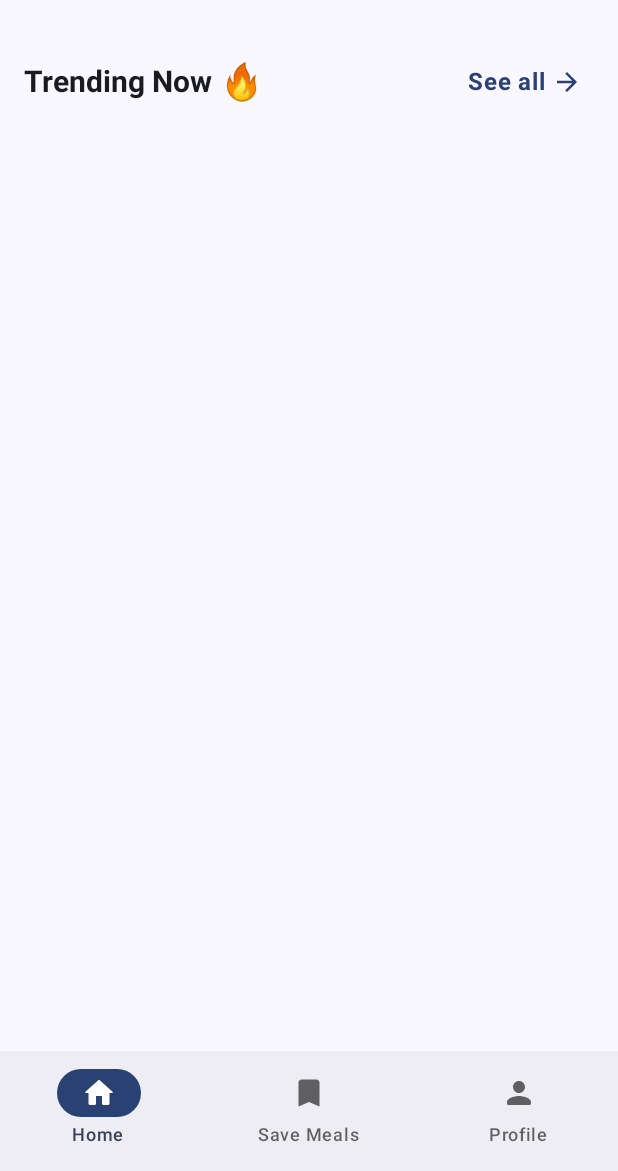
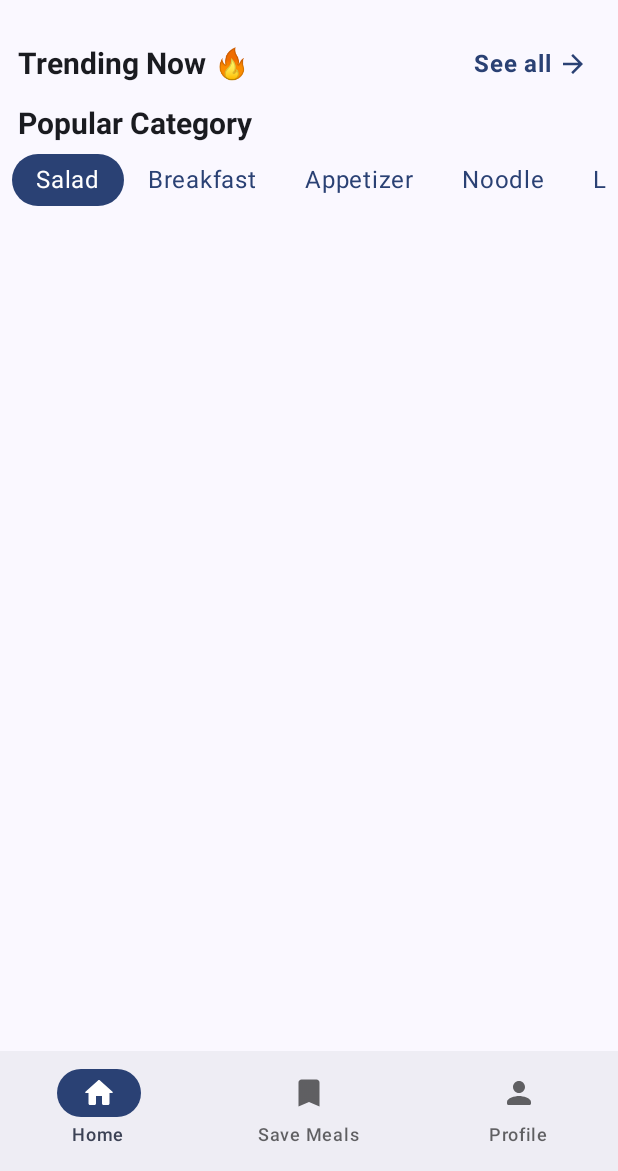
Before and after one commit to tawhidmonowar/SEEFood, an Android app built with Jetpack Compose: the HomeNavigation screen opened through its navigation route, on a phone screen of 412 x 824 dp, the part 65-1236 px from its top. Run offline under Robolectric (Android 15) with nearby library versions, the light colour scheme and no system bars; our stand-ins replace Firebase (no records; nobody signed in at launch, a user with empty details on screens opened directly); 1 statement that could not run was skipped.

Commit message:
Refactor HomeScreen with Feed grid and new components
Replaces the previous LazyColumn-based HomeScreen with a modular Feed grid system, introducing new components for category selection, feed titles, and meal grid items. Adds Feed, FeedScopeImpl, FeedTitle, CategoryItem, and MealGridItem composables to improve code structure and UI flexibility. Removes unused navigation to HomeScreen in the 'save' route.

```diff
--- a/app/src/main/kotlin/org/onedroid/seefood/app/navigation/HomeNavigation.kt
+++ b/app/src/main/kotlin/org/onedroid/seefood/app/navigation/HomeNavigation.kt
@@ -68,7 +68,7 @@ fun HomeNavigation(
                 ProfileScreen()
             }
             composable("save") {
-                HomeScreen()
+
             }
         }
     }
--- a/app/src/main/kotlin/org/onedroid/seefood/presentation/home/HomeScreen.kt
+++ b/app/src/main/kotlin/org/onedroid/seefood/presentation/home/HomeScreen.kt
@@ -1,87 +1,50 @@
 package org.onedroid.seefood.presentation.home
 
-import androidx.compose.foundation.clickable
 import androidx.compose.foundation.layout.Arrangement
-import androidx.compose.foundation.layout.Column
-import androidx.compose.foundation.layout.Row
-import androidx.compose.foundation.layout.Spacer
 import androidx.compose.foundation.layout.fillMaxSize
-import androidx.compose.foundation.layout.fillMaxWidth
 import androidx.compose.foundation.layout.padding
-import androidx.compose.foundation.layout.size
-import androidx.compose.foundation.layout.width
-import androidx.compose.foundation.lazy.LazyColumn
 import androidx.compose.foundation.lazy.LazyRow
-import androidx.compose.foundation.shape.RoundedCornerShape
-import androidx.compose.material.icons.Icons
-import androidx.compose.material.icons.automirrored.filled.ArrowForward
-import androidx.compose.material3.Icon
-import androidx.compose.material3.MaterialTheme
-import androidx.compose.material3.Text
+import androidx.compose.foundation.lazy.grid.GridCells
+import androidx.compose.foundation.lazy.grid.rememberLazyGridState
 import androidx.compose.runtime.Composable
-import androidx.compose.ui.Alignment
+import androidx.compose.runtime.getValue
+import androidx.compose.runtime.mutableStateOf
+import androidx.compose.runtime.remember
+import androidx.compose.runtime.setValue
 import androidx.compose.ui.Modifier
-import androidx.compose.ui.draw.clip
-import androidx.compose.ui.text.font.FontWeight
 import androidx.compose.ui.unit.dp
-import androidx.compose.ui.unit.sp
 import org.koin.compose.viewmodel.koinViewModel
+import org.onedroid.seefood.presentation.home.components.CategoryItem
+import org.onedroid.seefood.presentation.home.components.Feed
+import org.onedroid.seefood.presentation.home.components.FeedTitle
+import org.onedroid.seefood.presentation.home.components.MealGridItem
 import org.onedroid.seefood.presentation.home.components.TrendingItemCard
+import org.onedroid.seefood.presentation.home.components.single
+import org.onedroid.seefood.presentation.home.components.title
 
 @Composable
 fun HomeScreen(
-    viewModel: HomeViewModel = koinViewModel()
+    viewModel: HomeViewModel = koinViewModel(),
 ) {
-    LazyColumn(
-        modifier = Modifier
-            .fillMaxSize()
-            .padding(8.dp)
+    val gridState = rememberLazyGridState()
+
+    Feed(
+        modifier = Modifier.fillMaxSize(),
+        columns = GridCells.Adaptive(150.dp),
+        state = gridState,
+        verticalArrangement = Arrangement.spacedBy(0.dp),
+        horizontalArrangement = Arrangement.spacedBy(0.dp)
     ) {
-        item {
-            Row(
-                modifier = Modifier
-                    .fillMaxWidth()
-                    .padding(horizontal = 8.dp, vertical = 8.dp),
-                verticalAlignment = Alignment.CenterVertically,
-                horizontalArrangement = Arrangement.SpaceBetween
-            ) {
-                Row(verticalAlignment = Alignment.CenterVertically) {
-                    Text(
-                        text = "Trending Now ",
-                        style = MaterialTheme.typography.titleLarge,
-                        fontWeight = FontWeight.Bold,
-                        fontSize = 20.sp
-                    )
-                    Text(
-                        text = "🔥",
-                        fontSize = 24.sp
-                    )
-                }
-                Row(
-                    verticalAlignment = Alignment.CenterVertically,
-                    modifier = Modifier.clip(
-                        RoundedCornerShape(80)
-                    ).clickable { /* Handle See all click */ }.padding(8.dp)
-                ) {
-                    Text(
-                        text = "See all",
-                        color = MaterialTheme.colorScheme.primary,
-                        fontWeight = FontWeight.Bold,
-                        style = MaterialTheme.typography.bodyLarge
-                    )
-                    Spacer(modifier = Modifier.width(4.dp))
-                    Icon(
-                        imageVector = Icons.AutoMirrored.Filled.ArrowForward,
-                        contentDescription = "See all",
-                        tint = MaterialTheme.colorScheme.primary,
-                        modifier = Modifier.size(20.dp)
-                    )
-                }
-            }
+
+        title(contentType = "trending-title") {
+            FeedTitle(
+                modifier = Modifier.padding(horizontal = 8.dp),
+                title = "Trending Now \uD83D\uDD25",
+                btnText = "See all"
+            )
         }
 
-
-        item {
+        single {
             LazyRow {
                 if (viewModel.meals.isNotEmpty()) {
                     items(viewModel.meals.size) { index ->
@@ -93,5 +56,48 @@ fun HomeScreen(
                 }
             }
         }
+
+        title(contentType = "popular-title") {
+            FeedTitle(
+                modifier = Modifier
+                    .padding(horizontal = 8.dp)
+                    .padding(bottom = 2.dp),
+                title = "Popular Category"
+            )
+        }
+
+        single {
+            val categories =
+                listOf("Salad", "Breakfast", "Appetizer", "Noodle", "Lunch", "Dinner", "Dessert")
+            var selectedCategory by remember { mutableStateOf("Salad") }
+
+            LazyRow(
+                modifier = Modifier
+                    .padding(horizontal = 8.dp)
+                    .padding(bottom = 10.dp),
+            ) {
+                items(categories.size) { index ->
+                    CategoryItem(
+                        category = categories[index],
+                        isSelected = selectedCategory == categories[index],
+                        onCategorySelected = { selectedCategory = it }
+                    )
+                }
+            }
+        }
+
+
+        items(
+            count = viewModel.meals.size,
+            key = { viewModel.meals[it].idMeal }
+        ) { index ->
+            MealGridItem(
+                modifier = Modifier.padding(horizontal = 4.dp, vertical = 4.dp),
+                meal = viewModel.meals[index],
+                onClick = {
+
+                }
+            )
+        }
     }
 }
--- /dev/null
+++ b/app/src/main/kotlin/org/onedroid/seefood/presentation/home/components/CategoryItem.kt
@@ -0,0 +1,44 @@
+package org.onedroid.seefood.presentation.home.components
+
+import androidx.compose.foundation.background
+import androidx.compose.foundation.clickable
+import androidx.compose.foundation.layout.Box
+import androidx.compose.foundation.layout.padding
+import androidx.compose.foundation.shape.RoundedCornerShape
+import androidx.compose.material3.MaterialTheme
+import androidx.compose.material3.Shapes
+import androidx.compose.material3.Text
+import androidx.compose.runtime.Composable
+import androidx.compose.ui.Alignment
+import androidx.compose.ui.Modifier
+import androidx.compose.ui.draw.clip
+import androidx.compose.ui.graphics.Color
+import androidx.compose.ui.unit.dp
+
+@Composable
+fun CategoryItem(
+    category: String,
+    isSelected: Boolean,
+    onCategorySelected: (String) -> Unit
+) {
+    val backgroundColor = if (isSelected) MaterialTheme.colorScheme.primary else Color.Transparent
+    val textColor = if (isSelected) Color.White else MaterialTheme.colorScheme.primary
+
+    Box(
+        modifier = Modifier
+            .background(
+                shape = RoundedCornerShape(24.dp),
+                color = backgroundColor
+            )
+            .clip(RoundedCornerShape(24.dp))
+            .clickable { onCategorySelected(category) }
+            .padding(horizontal = 16.dp, vertical = 8.dp),
+        contentAlignment = Alignment.Center
+    ) {
+        Text(
+            text = category,
+            color = textColor,
+            style = MaterialTheme.typography.bodyLarge
+        )
+    }
+}
--- /dev/null
+++ b/app/src/main/kotlin/org/onedroid/seefood/presentation/home/components/Feed.kt
@@ -0,0 +1,225 @@
+package org.onedroid.seefood.presentation.home.components
+
+import androidx.compose.foundation.focusGroup
+import androidx.compose.foundation.gestures.FlingBehavior
+import androidx.compose.foundation.gestures.ScrollableDefaults
+import androidx.compose.foundation.horizontalScroll
+import androidx.compose.foundation.layout.Arrangement
+import androidx.compose.foundation.layout.PaddingValues
+import androidx.compose.foundation.layout.Row
+import androidx.compose.foundation.layout.RowScope
+import androidx.compose.foundation.lazy.grid.GridCells
+import androidx.compose.foundation.lazy.grid.GridItemSpan
+import androidx.compose.foundation.lazy.grid.LazyGridItemScope
+import androidx.compose.foundation.lazy.grid.LazyGridItemSpanScope
+import androidx.compose.foundation.lazy.grid.LazyGridState
+import androidx.compose.foundation.lazy.grid.LazyVerticalGrid
+import androidx.compose.foundation.lazy.grid.rememberLazyGridState
+import androidx.compose.foundation.rememberScrollState
+import androidx.compose.runtime.Composable
+import androidx.compose.ui.Modifier
+import androidx.compose.ui.unit.dp
+
+@Composable
+fun Feed(
+    modifier: Modifier = Modifier,
+    columns: GridCells = GridCells.Fixed(1),
+    state: LazyGridState = rememberLazyGridState(),
+    contentPadding: PaddingValues = PaddingValues(0.dp),
+    verticalArrangement: Arrangement.Vertical = Arrangement.Top,
+    horizontalArrangement: Arrangement.Horizontal = Arrangement.Start,
+    flingBehavior: FlingBehavior = ScrollableDefaults.flingBehavior(),
+    content: @ExtensionFunctionType FeedScope.() -> Unit
+) {
+    val feedScope = FeedScopeImpl().apply(content)
+    LazyVerticalGrid(
+        columns = columns,
+        modifier = modifier,
+        state = state,
+        contentPadding = contentPadding,
+        verticalArrangement = verticalArrangement,
+        horizontalArrangement = horizontalArrangement,
+        flingBehavior = flingBehavior
+    ) {
+        feedScope.items.forEach { feedItem ->
+            items(
+                count = feedItem.count,
+                key = feedItem.key,
+                contentType = feedItem.contentType,
+                span = feedItem.span,
+                itemContent = feedItem.itemContent
+            )
+        }
+    }
+}
+
+interface FeedScope {
+    fun item(
+        key: Any? = null,
+        span: (@ExtensionFunctionType LazyGridItemSpanScope.() -> GridItemSpan)? = null,
+        contentType: Any? = null,
+        content: @Composable LazyGridItemScope.() -> Unit
+    )
+
+    fun items(
+        count: Int,
+        key: ((index: Int) -> Any)? = null,
+        span: (@ExtensionFunctionType LazyGridItemSpanScope.(index: Int) -> GridItemSpan)? = null,
+        contentType: (index: Int) -> Any? = { null },
+        itemContent: @Composable LazyGridItemScope.(index: Int) -> Unit
+    )
+}
+
+inline fun <T> FeedScope.items(
+    items: List<T>,
+    noinline key: ((item: T) -> Any)? = null,
+    noinline span: (@ExtensionFunctionType LazyGridItemSpanScope.(item: T) -> GridItemSpan)? = null,
+    noinline contentType: (item: T) -> Any? = { null },
+    crossinline itemContent: @Composable LazyGridItemScope.(item: T) -> Unit
+) = items(
+    count = items.size,
+    key = if (key != null) {
+        { index: Int -> key(items[index]) }
+    } else {
+        null
+    },
+    span = if (span != null) {
+        { index: Int -> span(items[index]) }
+    } else {
+        null
+    },
+    contentType = { index: Int -> contentType(items[index]) }
+) { index ->
+    itemContent(items[index])
+}
+
+inline fun <T> FeedScope.itemsIndexed(
+    items: List<T>,
+    noinline key: ((index: Int, item: T) -> Any)? = null,
+    noinline span: (@ExtensionFunctionType LazyGridItemSpanScope.(index: Int, item: T) -> GridItemSpan)? = null,
+    noinline contentType: (index: Int, item: T) -> Any? = { _, _ -> null },
+    crossinline itemContent: @Composable LazyGridItemScope.(index: Int, item: T) -> Unit
+) = items(
+    count = items.size,
+    key = if (key != null) {
+        { index: Int -> key(index, items[index]) }
+    } else {
+        null
+    },
+    span = if (span != null) {
+        { index: Int -> span(index, items[index]) }
+    } else {
+        null
+    },
+    contentType = { index: Int -> contentType(index, items[index]) }
+) { index ->
+    itemContent(index, items[index])
+}
+
+inline fun <T> FeedScope.items(
+    items: Array<T>,
+    noinline key: ((item: T) -> Any)? = null,
+    noinline span: (@ExtensionFunctionType LazyGridItemSpanScope.(item: T) -> GridItemSpan)? = null,
+    noinline contentType: (item: T) -> Any? = { null },
+    crossinline itemContent: @Composable LazyGridItemScope.(item: T) -> Unit
+) = items(
+    count = items.size,
+    key = if (key != null) {
+        { index: Int -> key(items[index]) }
+    } else {
+        null
+    },
+    span = if (span != null) {
+        { index: Int -> span(items[index]) }
+    } else {
+        null
+    },
+    contentType = { index: Int -> contentType(items[index]) }
+) { index ->
+    itemContent(items[index])
+}
+
+inline fun <T> FeedScope.itemsIndexed(
+    items: Array<T>,
+    noinline key: ((index: Int, item: T) -> Any)? = null,
+    noinline span: (@ExtensionFunctionType LazyGridItemSpanScope.(index: Int, item: T) -> GridItemSpan)? = null,
+    noinline contentType: (index: Int, item: T) -> Any? = { _, _ -> null },
+    crossinline itemContent: @Composable LazyGridItemScope.(index: Int, item: T) -> Unit
+) = items(
+    count = items.size,
+    key = if (key != null) {
+        { index: Int -> key(index, items[index]) }
+    } else {
+        null
+    },
+    span = if (span != null) {
+        { index: Int -> span(index, items[index]) }
+    } else {
+        null
+    },
+    contentType = { index: Int -> contentType(index, items[index]) }
+) { index ->
+    itemContent(index, items[index])
+}
+
+inline fun FeedScope.row(
+    key: Any? = null,
+    contentType: Any? = null,
+    crossinline content: @Composable LazyGridItemScope.() -> Unit
+) = item(
+    key = key,
+    span = { GridItemSpan(maxLineSpan) },
+    contentType = contentType
+) {
+    content()
+}
+
+inline fun FeedScope.title(
+    key: Any? = null,
+    contentType: Any? = null,
+    crossinline content: @Composable LazyGridItemScope.() -> Unit
+) = row(key = key, contentType = contentType) { content() }
+
+inline fun FeedScope.action(
+    key: Any? = null,
+    contentType: Any? = null,
+    horizontalArrangement: Arrangement.Horizontal = Arrangement.Start,
+    crossinline content: @Composable RowScope.() -> Unit
+) = row(
+    key = key,
+    contentType = contentType
+) {
+    Row(
+        modifier = Modifier
+            .focusGroup()
+            .horizontalScroll(rememberScrollState()),
+        horizontalArrangement = horizontalArrangement
+    ) {
+        content()
+    }
+}
+
+inline fun FeedScope.single(
+    key: Any? = null,
+    contentType: Any? = null,
+    crossinline content: @Composable LazyGridItemScope.() -> Unit
+) = item(
+    key = key,
+    span = { GridItemSpan(maxLineSpan) },
+    contentType = contentType
+) {
+    content()
+}
+
+
+inline fun FeedScope.footer(
+    key: Any? = null,
+    contentType: Any? = null,
+    crossinline content: @Composable LazyGridItemScope.() -> Unit
+) = item(
+    key = key,
+    span = { GridItemSpan(maxLineSpan) },
+    contentType = contentType
+) {
+    content()
+}
--- /dev/null
+++ b/app/src/main/kotlin/org/onedroid/seefood/presentation/home/components/FeedScopeImpl.kt
@@ -0,0 +1,60 @@
+package org.onedroid.seefood.presentation.home.components
+
+import androidx.compose.foundation.lazy.grid.GridItemSpan
+import androidx.compose.foundation.lazy.grid.LazyGridItemScope
+import androidx.compose.foundation.lazy.grid.LazyGridItemSpanScope
+import androidx.compose.runtime.Composable
+
+internal class FeedScopeImpl : FeedScope {
+    val items = mutableListOf<FeedItem>()
+    override fun item(
+        key: Any?,
+        span: (LazyGridItemSpanScope.() -> GridItemSpan)?,
+        contentType: Any?,
+        content: @Composable LazyGridItemScope.() -> Unit
+    ) {
+        items.add(
+            FeedItem(
+                count = 1,
+                key = if (key != null) {
+                    { key }
+                } else {
+                    null
+                },
+                span = if (span != null) {
+                    { span() }
+                } else {
+                    null
+                },
+                contentType = { contentType },
+                itemContent = { content() }
+            )
+        )
+    }
+
+    override fun items(
+        count: Int,
+        key: ((index: Int) -> Any)?,
+        span: (LazyGridItemSpanScope.(index: Int) -> GridItemSpan)?,
+        contentType: (index: Int) -> Any?,
+        itemContent: @Composable LazyGridItemScope.(index: Int) -> Unit
+    ) {
+        items.add(
+            FeedItem(
+                count = count,
+                key = key,
+                span = span,
+                contentType = contentType,
+                itemContent = itemContent
+            )
+        )
+    }
+}
+
+internal data class FeedItem(
+    val count: Int,
+    val key: ((index: Int) -> Any)?,
+    val span: (LazyGridItemSpanScope.(index: Int) -> GridItemSpan)?,
+    val contentType: (index: Int) -> Any?,
+    val itemContent: @Composable LazyGridItemScope.(index: Int) -> Unit
+)
--- /dev/null
+++ b/app/src/main/kotlin/org/onedroid/seefood/presentation/home/components/FeedTitle.kt
@@ -0,0 +1,71 @@
+package org.onedroid.seefood.presentation.home.components
+
+import androidx.compose.foundation.clickable
+import androidx.compose.foundation.layout.Arrangement
+import androidx.compose.foundation.layout.Row
+import androidx.compose.foundation.layout.Spacer
+import androidx.compose.foundation.layout.fillMaxWidth
+import androidx.compose.foundation.layout.padding
+import androidx.compose.foundation.layout.size
+import androidx.compose.foundation.layout.width
+import androidx.compose.foundation.shape.RoundedCornerShape
+import androidx.compose.material.icons.Icons
+import androidx.compose.material.icons.automirrored.filled.ArrowForward
+import androidx.compose.material.icons.automirrored.filled.KeyboardArrowRight
+import androidx.compose.material3.Icon
+import androidx.compose.material3.MaterialTheme
+import androidx.compose.material3.Text
+import androidx.compose.material3.TextButton
+import androidx.compose.runtime.Composable
+import androidx.compose.ui.Alignment
+import androidx.compose.ui.Modifier
+import androidx.compose.ui.draw.clip
+import androidx.compose.ui.text.TextStyle
+import androidx.compose.ui.text.font.FontWeight
+import androidx.compose.ui.unit.dp
+import androidx.compose.ui.unit.sp
+
+@Composable
+fun FeedTitle(
+    title: String,
+    btnText: String? = null,
+    onClick: (() -> Unit)? = null,
+    modifier: Modifier = Modifier
+) {
+    Row(
+        modifier = modifier
+            .fillMaxWidth()
+            .padding(4.dp),
+        verticalAlignment = Alignment.CenterVertically,
+        horizontalArrangement = Arrangement.SpaceBetween
+    ) {
+        Text(
+            text = title,
+            style = MaterialTheme.typography.titleLarge,
+            fontWeight = FontWeight.Bold,
+            fontSize = 20.sp
+        )
+        btnText?.let { text ->
+            Row(verticalAlignment = Alignment.CenterVertically, modifier = Modifier
+                .clip(
+                    RoundedCornerShape(80)
+                )
+                .clickable { /* Handle See all click */ }
+                .padding(8.dp)) {
+                Text(
+                    text = text,
+                    color = MaterialTheme.colorScheme.primary,
+                    fontWeight = FontWeight.Bold,
+                    style = MaterialTheme.typography.bodyLarge
+                )
+                Spacer(modifier = Modifier.width(4.dp))
+                Icon(
+                    imageVector = Icons.AutoMirrored.Filled.ArrowForward,
+                    contentDescription = "See all",
+                    tint = MaterialTheme.colorScheme.primary,
+                    modifier = Modifier.size(20.dp)
+                )
+            }
+        }
+    }
+}
```
Also changed, not shown: app/src/main/kotlin/org/onedroid/seefood/presentation/home/components/MealGridItem.kt (added, +83 -0 lines).
